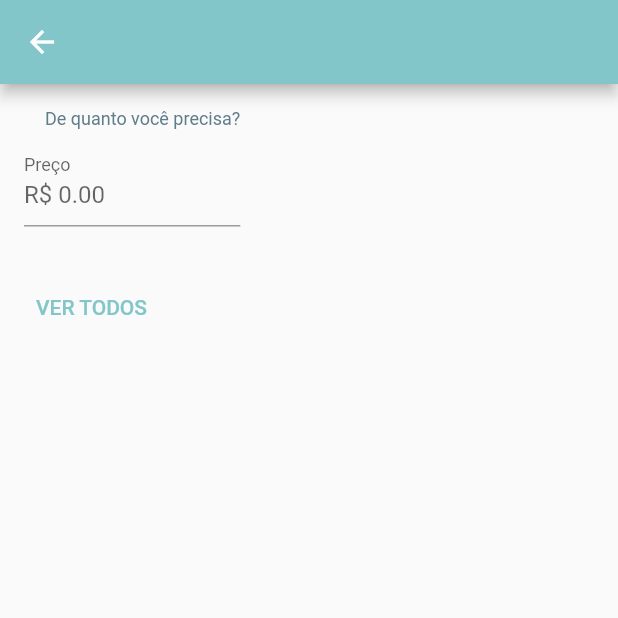
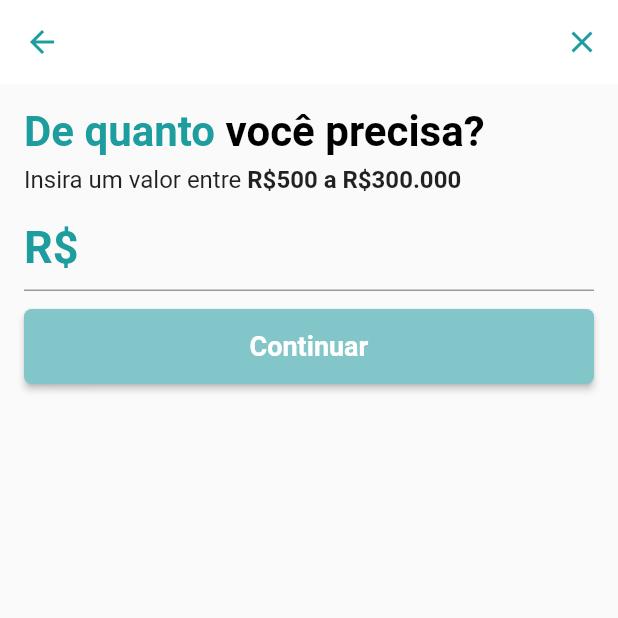
Before and after one commit to EmersonLopes/simulador_credito_rispar, a Flutter app: the RequestAmmountPage screen opened by its route, on a phone screen of 412 x 824 dp, the top half of it. Run offline on Flutter 3.47's test engine with Material 2 defaults, Android fonts, the light colour scheme and no system bars; our stand-ins replace dio, flutter_mobx, mask_text_input_formatter, mobx; generated files the repository leaves out were written again.

Commit message:
Iniciado page request_ammount

```diff
--- a/lib/components/widget_textformfield.dart
+++ b/lib/components/widget_textformfield.dart
@@ -2,7 +2,7 @@
 import 'package:flutter/services.dart';
 
 class WidgetTextFormField extends StatelessWidget {
-  final String labelText;
+  final String? labelText;
   final String? hintText;
   final bool enabled;
   final ValueChanged<String>? onChanged;
@@ -21,7 +21,7 @@
   final String? initialValue;
 
   const WidgetTextFormField({
-    required this.labelText,
+    this.labelText,
     this.hintText,
     this.enabled = true,
     this.onChanged,
--- a/lib/pages/request_ammount/components/ammount_field.dart
+++ b/lib/pages/request_ammount/components/ammount_field.dart
@@ -1,32 +1,49 @@
-import 'package:brasil_fields/brasil_fields.dart';
 import 'package:flutter/material.dart';
 import 'package:flutter/services.dart';
+import 'package:mask_text_input_formatter/mask_text_input_formatter.dart';
 import 'package:simulador_credito_rispar/components/widget_textformfield.dart';
 
 class AmmountField extends StatelessWidget {
+  AmmountField({Key? key}) : super(key: key);
 
-
-  AmmountField({Key? key}) : super(key: key);
+  final double _fontSize = 30.0;
 
   @override
   Widget build(BuildContext context) {
     return SizedBox(
-      width: MediaQuery.of(context).size.width * 0.35,
+      width: MediaQuery.of(context).size.width,
       child: WidgetTextFormField(
-        labelText: "Preço",
-        hintText: "0.00",
-        prefix: const Text('R\$ '),
+        // hintText: "Insira um valor",
+        prefix: Text(
+          'R\$ ',
+          style: TextStyle(
+              fontSize: _fontSize,
+              fontWeight: FontWeight.bold,
+              color: Theme.of(context).colorScheme.secondary),
+        ),
+        style: TextStyle(
+            fontSize: _fontSize,
+            fontWeight: FontWeight.bold,
+            color: Theme.of(context).colorScheme.secondary),
         keyboardType:
             const TextInputType.numberWithOptions(decimal: true, signed: false),
         inputFormatters: [
           FilteringTextInputFormatter.digitsOnly,
-          CentavosInputFormatter(casasDecimais: 2)
+          // MaskTextInputFormatter(
+          //   mask: "###.###",
+          //   filter: {"#": RegExp(r'[0-9]')},
+          // )
         ],
         validator: (value) {
           if ((value!.trim().isEmpty) ||
               (double.tryParse(
                       value.replaceAll('.', '').replaceAll(',', '.')) ==
                   null)) return 'Valor inválido';
+
+                  double? valor = double.tryParse(
+                      value.replaceAll('.', '').replaceAll(',', '.'));
+
+                   if (valor! < 500 || valor > 300000) return 'Valor deve estar entre R\$500 e R\$300.000';
 
           return null;
         },
--- a/lib/pages/request_ammount/components/body.dart
+++ b/lib/pages/request_ammount/components/body.dart
@@ -1,6 +1,8 @@
 import 'package:flutter/material.dart';
+import 'package:simulador_credito_rispar/components/widget_default_buttom.dart';
 
 import 'package:simulador_credito_rispar/pages/request_ammount/components/ammount_field.dart';
+import 'package:simulador_credito_rispar/pages/user/components/label_text.dart';
 import 'package:simulador_credito_rispar/utils/app_routes.dart';
 
 class Body extends StatefulWidget {
@@ -24,27 +26,50 @@
           child: Column(
             crossAxisAlignment: CrossAxisAlignment.start,
             children: <Widget>[
-              const SizedBox(height: 8.0),
               Container(
-                  padding: const EdgeInsets.only(left: 14.0),
-                  child: const Text(
-                    'De quanto você precisa?',
-                    style: TextStyle(fontSize: 12.0, color: Colors.blueGrey),
-                  )),
+                width: MediaQuery.of(context).size.width,
+                child: Row(
+                  children: [
+                     Text("De quanto",
+                        style: TextStyle(
+                          fontSize: 28,
+                          fontWeight: FontWeight.bold,
+                          color: Theme.of(context).colorScheme.secondary,
+                          height: 1.5,
+                        )),
+                    Text(" você precisa?",
+                        style: TextStyle(
+                          fontSize: 28,
+                          fontWeight: FontWeight.bold,
+                         color: Colors.black,
+                          height: 1.5,
+                        )),
+                  ],
+                ),
+              ),
+             const SizedBox(height: 4),
+              Container(
+                width: MediaQuery.of(context).size.width,
+                child: const LabelText(
+                firstText: "Insira um valor entre",
+                secondText: " R\$500 a R\$300.000",
+              ),
+              ),
               const SizedBox(height: 6.0),
               AmmountField(),
 
               const SizedBox(height: 12.0),
 
-              const SizedBox(height: 18.0),
-              Row(
-                mainAxisAlignment: MainAxisAlignment.spaceBetween,
-                children: [
-                  TextButton(
-                      onPressed: () => Navigator.pushReplacementNamed(
-                          context, AppRoutes.WARRANTY),
-                      child: const Text("VER TODOS"))
-                ],
+              WidgetDefaultButtom(
+                text: "Continuar",
+                press: () async {
+                  if (_formKey.currentState!.validate()) {
+                    Navigator.pushNamed(context, AppRoutes.WARRANTY);
+                  } else {
+                    ScaffoldMessenger.of(context).showSnackBar(const SnackBar(
+                        content: Text('Informe o valor')));
+                  }
+                },
               ),
               const SizedBox(height: 10.0),
             ],
--- a/lib/pages/request_ammount/request_ammount_page.dart
+++ b/lib/pages/request_ammount/request_ammount_page.dart
@@ -1,4 +1,5 @@
 import 'package:flutter/material.dart';
+import 'package:simulador_credito_rispar/utils/app_routes.dart';
 
 import 'components/body.dart';
 
@@ -10,6 +11,15 @@
 class _RequestAmmountPageState extends State<RequestAmmountPage> {
   @override
   Widget build(BuildContext context) {
-    return Scaffold(appBar: AppBar(), body: const Body());
+    return Scaffold(
+        appBar: AppBar(elevation: 0, actions: [
+          IconButton(
+              onPressed: () {
+                Navigator.pushNamedAndRemoveUntil(
+                    context, AppRoutes.USER, (route) => false);
+              },
+              icon: Icon(Icons.close))
+        ]),
+        body: const Body());
   }
 }
--- /dev/null
+++ b/lib/pages/user/components/label_text.dart
@@ -0,0 +1,23 @@
+import 'package:flutter/material.dart';
+
+class LabelText extends StatelessWidget {
+  const LabelText({Key? key, required this.firstText, required this.secondText})
+      : super(key: key);
+
+  final String firstText;
+  final String secondText;
+
+  @override
+  Widget build(BuildContext context) {
+    return Row(
+      children: [
+        Text(firstText,
+            style: TextStyle(
+              fontSize: 16,
+            )),
+        Text(secondText,
+            style: TextStyle(fontSize: 16, fontWeight: FontWeight.bold)),
+      ],
+    );
+  }
+}
--- a/pubspec.yaml
+++ b/pubspec.yaml
@@ -15,6 +15,7 @@
   dio: ^4.0.6
   mobx: ^2.0.7+3
   flutter_mobx: ^2.0.6+1
+  mask_text_input_formatter: ^2.3.0
 
 dev_dependencies:
   flutter_test:
@@ -23,7 +24,6 @@
   flutter_lints: ^2.0.0
   mobx_codegen: ^2.0.7
   build_runner: ^2.1.11
-  brasil_fields: ^1.4.5
 
 
 flutter:
```
Also changed, not shown: lib/main.dart (+7 -1 lines), lib/pages/user/components/body.dart (+24 -6 lines), lib/pages/warranty/warranty_page.dart (added, +18 -0 lines), pubspec.lock.
